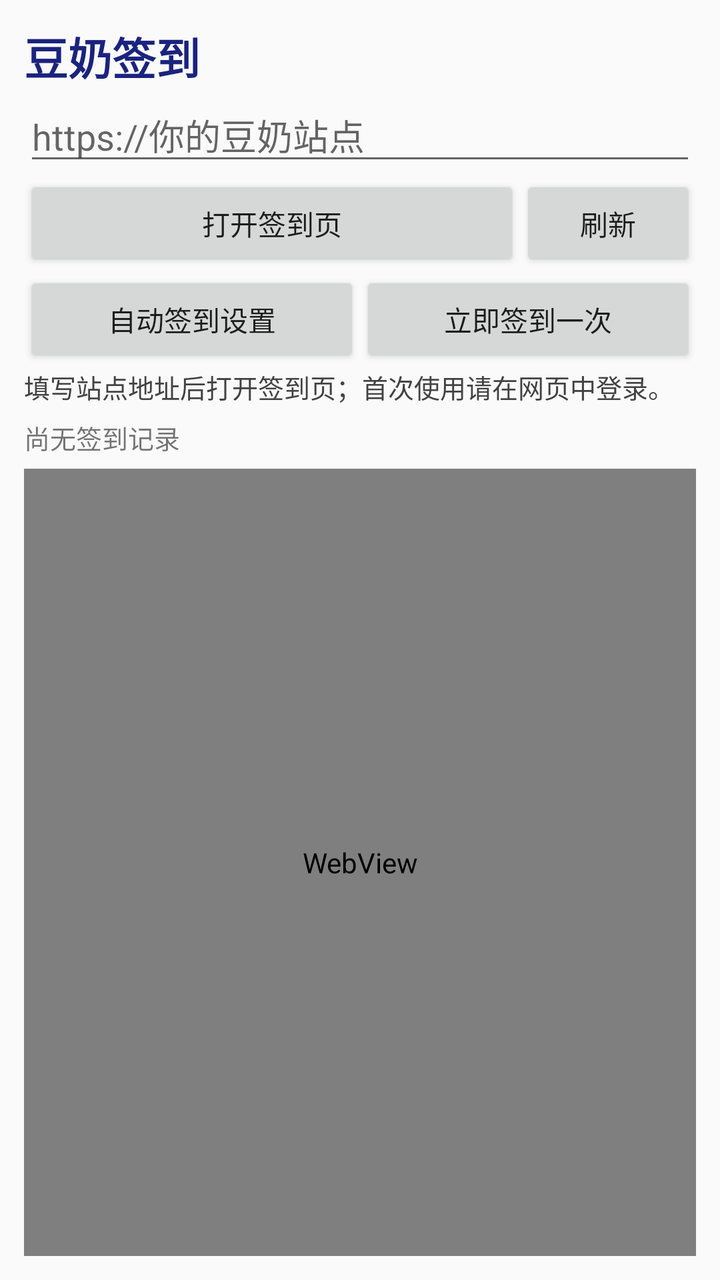
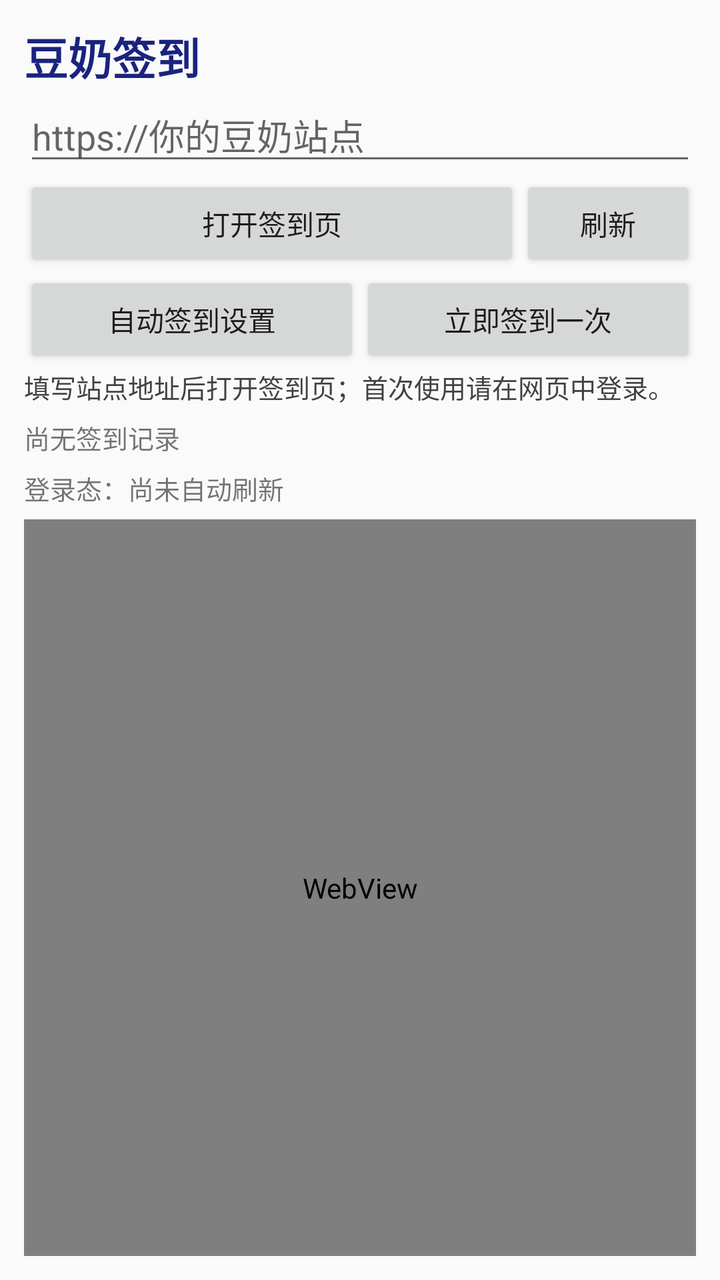

Two renders of the same Android screen: before a commit and after it. Below are the layout's source before the change and the commit's diff.
<!-- AndroidManifest.xml: application theme android:Theme.Material.Light.NoActionBar -->
<!-- res/layout/activity_main.xml -->
<?xml version="1.0" encoding="utf-8"?>
<LinearLayout xmlns:android="http://schemas.android.com/apk/res/android"
    android:layout_width="match_parent"
    android:layout_height="match_parent"
    android:orientation="vertical"
    android:padding="12dp">

    <TextView
        android:layout_width="match_parent"
        android:layout_height="wrap_content"
        android:text="豆奶签到"
        android:textColor="#1A237E"
        android:textSize="22sp"
        android:textStyle="bold" />

    <EditText
        android:id="@+id/site_url"
        android:layout_width="match_parent"
        android:layout_height="wrap_content"
        android:hint="https://你的豆奶站点"
        android:inputType="textUri"
        android:singleLine="true" />

    <LinearLayout
        android:layout_width="match_parent"
        android:layout_height="wrap_content"
        android:orientation="horizontal">

        <Button
            android:id="@+id/open_panel"
            android:layout_width="0dp"
            android:layout_height="wrap_content"
            android:layout_weight="1"
            android:text="打开签到页" />

        <Button
            android:id="@+id/reload_page"
            android:layout_width="wrap_content"
            android:layout_height="wrap_content"
            android:text="刷新" />
    </LinearLayout>

    <LinearLayout
        android:layout_width="match_parent"
        android:layout_height="wrap_content"
        android:orientation="horizontal">

        <Button
            android:id="@+id/settings"
            android:layout_width="0dp"
            android:layout_height="wrap_content"
            android:layout_weight="1"
            android:text="自动签到设置" />

        <Button
            android:id="@+id/checkin_now"
            android:layout_width="0dp"
            android:layout_height="wrap_content"
            android:layout_weight="1"
            android:text="立即签到一次" />
    </LinearLayout>

    <TextView
        android:id="@+id/status"
        android:layout_width="match_parent"
        android:layout_height="wrap_content"
        android:paddingBottom="6dp"
        android:text="填写站点地址后打开签到页；首次使用请在网页中登录。"
        android:textColor="#424242"
        android:textSize="13sp" />

    <TextView
        android:id="@+id/last_result"
        android:layout_width="match_parent"
        android:layout_height="wrap_content"
        android:paddingBottom="6dp"
        android:text="尚无签到记录"
        android:textSize="13sp" />

    <WebView
        android:id="@+id/web_view"
        android:layout_width="match_parent"
        android:layout_height="0dp"
        android:layout_weight="1" />
</LinearLayout>
<!-- resources referenced by this layout -->
<resources>

</resources>

<!-- the commit's change to res/layout/activity_main.xml (unified diff, before → after) -->
@@ -4,6 +4,12 @@
     android:layout_height="match_parent"
     android:orientation="vertical"
     android:padding="12dp">
+
+    <LinearLayout
+        android:id="@+id/app_controls"
+        android:layout_width="match_parent"
+        android:layout_height="wrap_content"
+        android:orientation="vertical">
 
     <TextView
         android:layout_width="match_parent"
@@ -77,6 +83,46 @@
         android:text="尚无签到记录"
         android:textSize="13sp" />
 
+    <TextView
+        android:id="@+id/session_result"
+        android:layout_width="match_parent"
+        android:layout_height="wrap_content"
+        android:paddingBottom="6dp"
+        android:text="登录态：尚未自动刷新"
+        android:textSize="13sp" />
+    </LinearLayout>
+
+    <LinearLayout
+        android:id="@+id/browser_controls"
+        android:layout_width="match_parent"
+        android:layout_height="wrap_content"
+        android:orientation="horizontal"
+        android:visibility="gone">
+
+        <Button
+            android:id="@+id/exit_browser"
+            android:layout_width="0dp"
+            android:layout_height="wrap_content"
+            android:layout_weight="1"
+            android:text="返回应用" />
+
+        <TextView
+            android:id="@+id/password_count"
+            android:layout_width="0dp"
+            android:layout_height="match_parent"
+            android:layout_weight="1"
+            android:gravity="center"
+            android:text=""
+            android:textSize="14sp" />
+
+        <Button
+            android:id="@+id/browser_reload"
+            android:layout_width="0dp"
+            android:layout_height="wrap_content"
+            android:layout_weight="1"
+            android:text="刷新网页" />
+    </LinearLayout>
+
     <WebView
         android:id="@+id/web_view"
         android:layout_width="match_parent"
